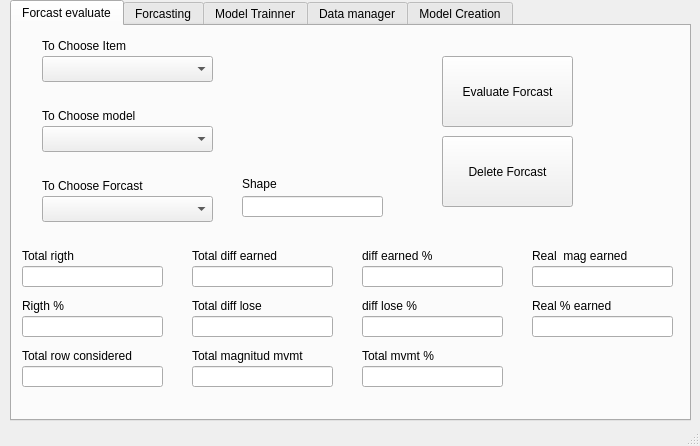
The window that QT_Files/GUI_FFT_LSTM_Stock.ui (eduardo-trejo-es/LSTM_GUI_DB) describes before a commit, drawn with Qt 5.
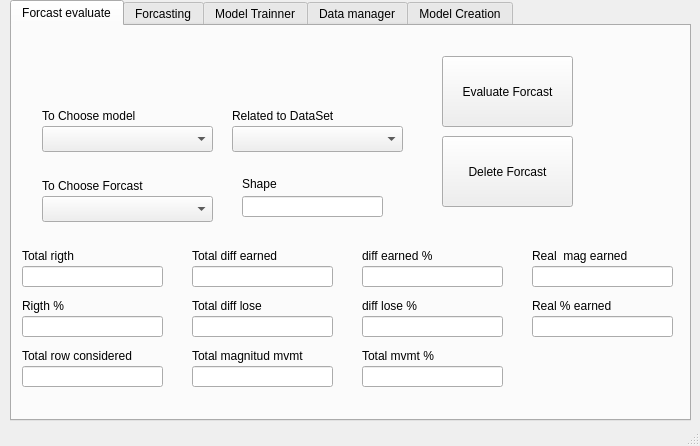
The same window after the commit. The open tabs and pages were chosen to show the change.

The edit to the form file:
```diff
--- a/QT_Files/GUI_FFT_LSTM_Stock.ui
+++ b/QT_Files/GUI_FFT_LSTM_Stock.ui
@@ -88,29 +88,6 @@
        </rect>
       </property>
      </widget>
-     <widget class="QLabel" name="ForcastEval_lbl_Chooseitem">
-      <property name="geometry">
-       <rect>
-        <x>30</x>
-        <y>10</y>
-        <width>161</width>
-        <height>20</height>
-       </rect>
-      </property>
-      <property name="text">
-       <string>To Choose Item</string>
-      </property>
-     </widget>
-     <widget class="QComboBox" name="ForcastEval_Combox_ChooseItem">
-      <property name="geometry">
-       <rect>
-        <x>30</x>
-        <y>30</y>
-        <width>171</width>
-        <height>26</height>
-       </rect>
-      </property>
-     </widget>
      <widget class="QLabel" name="ForcastEval_lbl_ShowShape">
       <property name="geometry">
        <rect>
@@ -426,6 +403,29 @@
        <string>Total magnitud mvmt</string>
       </property>
      </widget>
+     <widget class="QComboBox" name="ForcastEval_ComBox_Rlted_DataSet">
+      <property name="geometry">
+       <rect>
+        <x>220</x>
+        <y>100</y>
+        <width>171</width>
+        <height>26</height>
+       </rect>
+      </property>
+     </widget>
+     <widget class="QLabel" name="ForcastEval_lbl_ChooseModel_2">
+      <property name="geometry">
+       <rect>
+        <x>220</x>
+        <y>80</y>
+        <width>161</width>
+        <height>20</height>
+       </rect>
+      </property>
+      <property name="text">
+       <string>Related to DataSet</string>
+      </property>
+     </widget>
     </widget>
     <widget class="QWidget" name="Forcasting_Tab">
      <attribute name="title">
```
Left out of the diff: 4 changed lines with no effect on the pictures.
